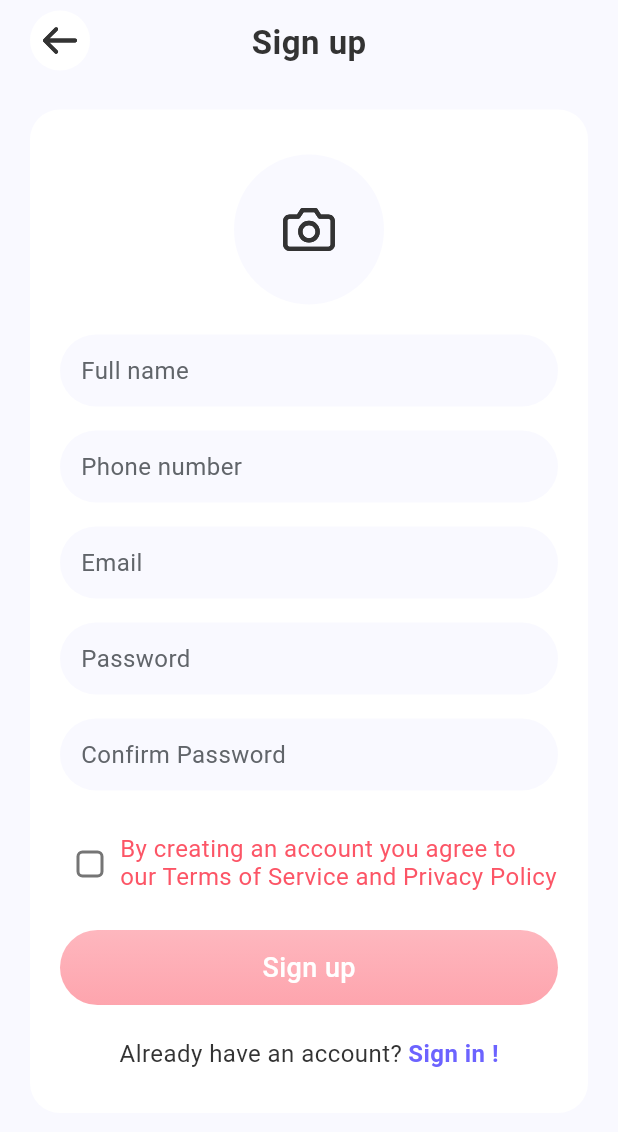
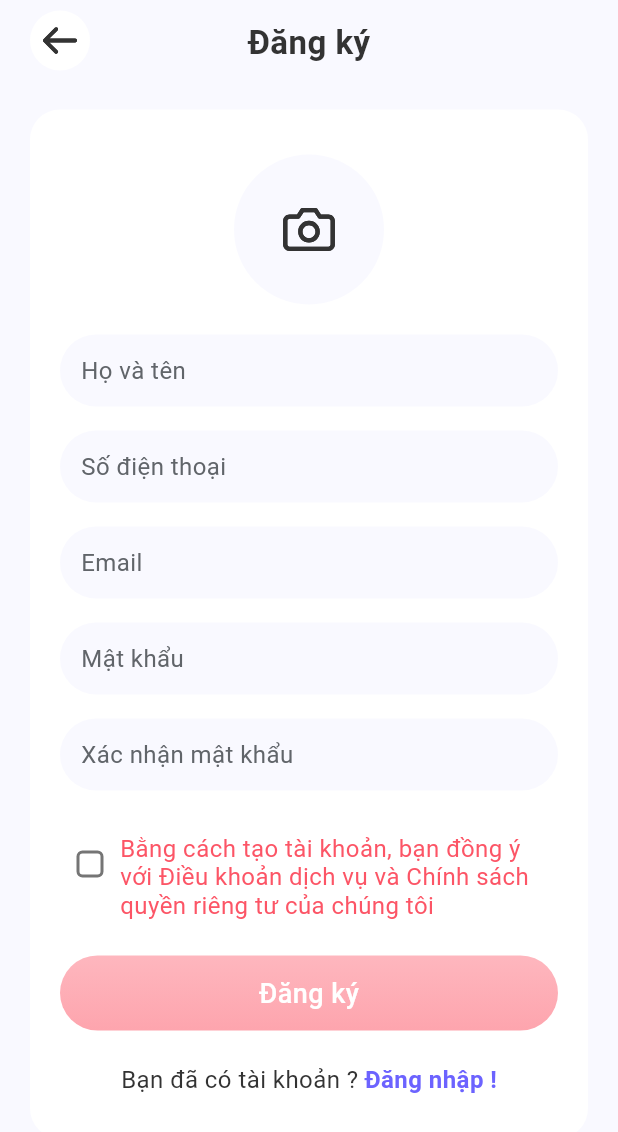
Before and after one commit to phiahihi/flutter_fafte, a Flutter app: the SignupScreen screen opened directly, on a phone screen of 412 x 824 dp. Shown: the top 1132 px of the screen. Run offline on Flutter 3.47's test engine with Material 2 defaults, Android fonts, the phone set to English and light mode, and no system bars; our stand-ins replace cached_network_image, cloud_firestore, dash_chat_2, device_info_plus, firebase_auth, firebase_core and 16 more; missing offline and left inert: flutter_device_type; accounts and stored records are empty.

Commit message:
convert vietnamese

```diff
--- a/lib/ui/authenticate/forget_password/forget_password.dart
+++ b/lib/ui/authenticate/forget_password/forget_password.dart
@@ -24,7 +24,7 @@ class _ForgetPasswordScreenState extends State<ForgetPasswordScreen> {
 
   String? validate(String? value, String error) {
     if (value == null || value.isEmpty) {
-      return 'Please enter $error';
+      return 'Vui lòng điền $error';
     }
     return null;
   }
@@ -37,7 +37,7 @@ class _ForgetPasswordScreenState extends State<ForgetPasswordScreen> {
           child: Stack(children: [
         Column(
           children: [
-            BuildAppBar(name: S.current.forgetPassword),
+            BuildAppBar(name: 'Quên mật khẩu'),
             Expanded(
               child: SingleChildScrollView(
                 child: Form(
@@ -62,15 +62,9 @@ class _ForgetPasswordScreenState extends State<ForgetPasswordScreen> {
                           child: Column(
                             children: [
                               Text(
-                                S.current.chooseASecurePasswordThatWillBe,
+                                'Chọn một mật khẩu an toàn\n mà bạn sẽ dễ nhớ.',
                                 style: pt16Regular(context),
-                              ),
-                              SpacingBox(
-                                h: 3,
-                              ),
-                              Text(
-                                S.current.easyForYouToRemember,
-                                style: pt16Regular(context),
+                                textAlign: TextAlign.center,
                               ),
                               SpacingBox(
                                 h: 29,
@@ -78,7 +72,7 @@ class _ForgetPasswordScreenState extends State<ForgetPasswordScreen> {
                               BuildTextField(
                                 validator: (value) {
                                   if (!StringValidator(value!).isValidEmail()) {
-                                    return 'Email invalid';
+                                    return 'Email không hợp lệ';
                                   }
                                   final error = validate(
                                       value, S.current.email.toLowerCase());
@@ -130,7 +124,7 @@ class _ForgetPasswordScreenState extends State<ForgetPasswordScreen> {
                             });
                           }
                         },
-                        text: S.current.sendPassword,
+                        text: 'Gửi mật khẩu mới',
                         style: pt16Regular(context).copyWith(
                           fontWeight: FontWeight.w500,
                           fontSize: Sizes.s18,
--- a/lib/ui/authenticate/signin/signin.dart
+++ b/lib/ui/authenticate/signin/signin.dart
@@ -21,7 +21,7 @@ class _SignInScreenState extends State<SignInScreen> {
       body: SafeArea(
           child: Column(
         children: [
-          BuildAppBar(name: S.current.signIn),
+          BuildAppBar(name: 'Đăng nhập'),
           Expanded(
             child: SingleChildScrollView(
               child: Column(
--- a/lib/ui/authenticate/signup/signup.dart
+++ b/lib/ui/authenticate/signup/signup.dart
@@ -39,7 +39,7 @@ class _SignupScreenState extends State<SignupScreen> {
 
   String? validate(String? value, String error) {
     if (value == null || value.isEmpty) {
-      return 'Please enter $error';
+      return 'Vui lòng điền $error';
     }
     return null;
   }
@@ -61,7 +61,7 @@ class _SignupScreenState extends State<SignupScreen> {
           child: Stack(children: [
         Column(
           children: [
-            BuildAppBar(name: S.current.signUp2),
+            BuildAppBar(name: 'Đăng ký'),
             Expanded(
               child: SingleChildScrollView(
                 child: Form(
@@ -122,25 +122,24 @@ class _SignupScreenState extends State<SignupScreen> {
                               BuildTextField(
                                   controller: _fullNameController,
                                   validator: (value) {
-                                    final error = validate(value,
-                                        S.current.fullName.toLowerCase());
+                                    final error = validate(value, 'họ và tên');
                                     if (error != null) {
                                       return error;
                                     } else {
                                       return null;
                                     }
                                   },
-                                  hintText: S.current.fullName,
+                                  hintText: 'Họ và tên',
                                   contentPadding: EdgeInsets.all(Sizes.s14)),
                               const SpacingBox(h: 16),
                               BuildTextField(
                                   validator: (value) {
                                     if (!StringValidator(value!)
                                         .isValidPhone()) {
-                                      return 'Phone number invalid';
+                                      return 'Số điện thoại không hợp lệ';
                                     }
-                                    final error = validate(value,
-                                        S.current.phoneNumber.toLowerCase());
+                                    final error =
+                                        validate(value, 'số điện thoại');
                                     if (error != null) {
                                       return error;
                                     } else {
@@ -148,7 +147,7 @@ class _SignupScreenState extends State<SignupScreen> {
                                     }
                                   },
                                   controller: _phoneNumberController,
-                                  hintText: S.current.phoneNumber,
+                                  hintText: 'Số điện thoại',
                                   contentPadding: EdgeInsets.all(Sizes.s14)),
                               const SpacingBox(
                                 h: 16,
@@ -157,10 +156,10 @@ class _SignupScreenState extends State<SignupScreen> {
                                   validator: (value) {
                                     if (!StringValidator(value!)
                                         .isValidEmail()) {
-                                      return 'Email invalid';
+                                      return 'Email không hợp lệ';
                                     }
-                                    final error = validate(
-                                        value, S.current.email.toLowerCase());
+                                    final error =
+                                        validate(value, 'email đăng nhập');
                                     if (error != null) {
                                       return error;
                                     } else {
@@ -176,10 +175,10 @@ class _SignupScreenState extends State<SignupScreen> {
                               BuildTextField(
                                   validator: (value) {
                                     if (!StringValidator(value!).isPassword()) {
-                                      return 'Password invalid';
+                                      return 'Mật khẩu phải có ít nhất 8 ký tự, 1 chữ hoa, 1 chữ thường và 1 số';
                                     }
-                                    final error = validate(value,
-                                        S.current.password.toLowerCase());
+                                    final error =
+                                        validate(value, 'mật khẩu đăng nhập');
                                     if (error != null) {
                                       return error;
                                     } else {
@@ -187,7 +186,7 @@ class _SignupScreenState extends State<SignupScreen> {
                                     }
                                   },
                                   controller: _passwordController,
-                                  hintText: S.current.password,
+                                  hintText: 'Mật khẩu',
                                   contentPadding: EdgeInsets.all(Sizes.s14)),
                               const SpacingBox(
                                 h: 16,
@@ -195,12 +194,10 @@ class _SignupScreenState extends State<SignupScreen> {
                               BuildTextField(
                                   validator: (value) {
                                     if (_passwordController.text != value) {
-                                      return 'Confirm password does not match';
+                                      return 'Mật khẩu không khớp';
                                     }
                                     final error = validate(
-                                        value,
-                                        S.current.confirmPassword
-                                            .toLowerCase());
+                                        value, 'xac nhận mật khẩu đăng nhập');
                                     if (error != null) {
                                       return error;
                                     } else {
@@ -208,7 +205,7 @@ class _SignupScreenState extends State<SignupScreen> {
                                     }
                                   },
                                   controller: _confirmPasswordController,
-                                  hintText: S.current.confirmPassword,
+                                  hintText: 'Xác nhận mật khẩu',
                                   contentPadding: EdgeInsets.all(Sizes.s14)),
                               const SpacingBox(
                                 h: 29,
@@ -238,17 +235,16 @@ class _SignupScreenState extends State<SignupScreen> {
                                           CrossAxisAlignment.start,
                                       children: [
                                         Text(
-                                          S.current
-                                              .byCreatingAnAccountYouAgreeTo,
+                                          'Bằng cách tạo tài khoản, bạn đồng ý với Điều khoản dịch vụ và Chính sách quyền riêng tư của chúng tôi',
                                           style: pt16Regular(context)
                                               .copyWith(color: splashColor),
                                         ),
-                                        Text(
-                                          S.current
-                                              .ourTermsOfServiceAndPrivacyPolicy,
-                                          style: pt16Regular(context)
-                                              .copyWith(color: splashColor),
-                                        ),
+                                        // Text(
+                                        //   S.current
+                                        //       .ourTermsOfServiceAndPrivacyPolicy,
+                                        //   style: pt16Regular(context)
+                                        //       .copyWith(color: splashColor),
+                                        // ),
                                       ],
                                     ),
                                   )
@@ -297,7 +293,7 @@ class _SignupScreenState extends State<SignupScreen> {
                                     }
                                   }
                                 },
-                                text: S.current.signUp2,
+                                text: 'Đăng ký',
                                 style: pt16Regular(context).copyWith(
                                   fontWeight: FontWeight.w500,
                                   fontSize: Sizes.s18,
@@ -320,7 +316,7 @@ class _SignupScreenState extends State<SignupScreen> {
                                   mainAxisSize: MainAxisSize.min,
                                   children: [
                                     Text(
-                                      S.current.alreadyHaveAnAccount,
+                                      'Bạn đã có tài khoản ?',
                                       style: pt16Regular(context),
                                     ),
                                     const SpacingBox(
@@ -335,7 +331,7 @@ class _SignupScreenState extends State<SignupScreen> {
                                         }
                                       },
                                       child: Text(
-                                        '${S.current.signIn} !',
+                                        'Đăng nhập !',
                                         style: pt16Bold(context)
                                             .copyWith(color: blueAccent),
                                       ),
--- a/lib/ui/authenticate/welcome_v2_login/welcome_v2_login.dart
+++ b/lib/ui/authenticate/welcome_v2_login/welcome_v2_login.dart
@@ -30,7 +30,7 @@ class _WelcomeV2LoginScreenState extends State<WelcomeV2LoginScreen> {
 
   String? validate(String? value, String error) {
     if (value == null || value.isEmpty) {
-      return 'Please enter $error';
+      return 'Vui lòng điền $error';
     }
     return null;
   }
@@ -43,7 +43,7 @@ class _WelcomeV2LoginScreenState extends State<WelcomeV2LoginScreen> {
         child: Stack(children: [
           Column(
             children: [
-              BuildAppBar(name: S.current.signIn),
+              BuildAppBar(name: 'Đăng nhập'),
               Expanded(
                 child: SingleChildScrollView(
                   child: Form(
@@ -72,7 +72,7 @@ class _WelcomeV2LoginScreenState extends State<WelcomeV2LoginScreen> {
                                   validator: (value) {
                                     if (!StringValidator(value!)
                                         .isValidEmail()) {
-                                      return 'Email invalid';
+                                      return 'Email không hợp lệ';
                                     }
                                     final error = validate(
                                         value, S.current.email.toLowerCase());
@@ -95,10 +95,9 @@ class _WelcomeV2LoginScreenState extends State<WelcomeV2LoginScreen> {
                                   controller: _passwordController,
                                   validator: (value) {
                                     if (!StringValidator(value!).isPassword()) {
-                                      return 'Password invalid';
+                                      return 'Mật khẩu phải có ít nhất 8 ký tự';
                                     }
-                                    final error = validate(value,
-                                        S.current.password.toLowerCase());
+                                    final error = validate(value, 'mật khẩu');
                                     if (error != null) {
                                       return error;
                                     } else {
@@ -109,7 +108,7 @@ class _WelcomeV2LoginScreenState extends State<WelcomeV2LoginScreen> {
                                     padding: EdgeInsets.all(Sizes.s12),
                                     child: SvgPicture.asset(Assets.lock),
                                   ),
-                                  hintText: S.current.password,
+                                  hintText: 'Mật khẩu',
                                 ),
                                 SpacingBox(h: 20),
                                 Row(
@@ -131,7 +130,7 @@ class _WelcomeV2LoginScreenState extends State<WelcomeV2LoginScreen> {
                                           onChanged: (value) {},
                                         ),
                                         Text(
-                                          S.current.rememberMe,
+                                          'Nhớ mật khẩu',
                                           style: pt16Regular(context),
                                         )
                                       ],
@@ -141,7 +140,7 @@ class _WelcomeV2LoginScreenState extends State<WelcomeV2LoginScreen> {
                                         navigateTo(ForgetPasswordScreen());
                                       },
                                       child: Text(
-                                        S.current.forgetPassword,
+                                        'Quên mật khẩu?',
                                         style: pt16Regular(context)
                                             .copyWith(color: blueAccent),
                                       ),
@@ -184,7 +183,7 @@ class _WelcomeV2LoginScreenState extends State<WelcomeV2LoginScreen> {
                                       });
                                     }
                                   },
-                                  text: S.current.signIn,
+                                  text: 'Đăng nhập',
                                   style: pt16Regular(context).copyWith(
                                     fontWeight: FontWeight.w500,
                                     fontSize: Sizes.s18,
@@ -226,7 +225,7 @@ class _WelcomeV2LoginScreenState extends State<WelcomeV2LoginScreen> {
                                           .showSnackBar(error);
                                     });
                                   },
-                                  text: S.current.signInWithGoogle,
+                                  text: 'Đăng nhập với Google',
                                   style: pt16Regular(context).copyWith(
                                     fontWeight: FontWeight.w500,
                                     fontSize: Sizes.s18,
@@ -242,7 +241,7 @@ class _WelcomeV2LoginScreenState extends State<WelcomeV2LoginScreen> {
                             mainAxisAlignment: MainAxisAlignment.center,
                             children: [
                               Text(
-                                S.current.alreadyHaveNotAnAccount,
+                                'Bạn chưa có tài khoản? ',
                                 style: pt16Regular(context).copyWith(
                                   fontWeight: FontWeight.w500,
                                 ),
@@ -259,7 +258,7 @@ class _WelcomeV2LoginScreenState extends State<WelcomeV2LoginScreen> {
                                   }
                                 },
                                 child: Text(
-                                  S.current.signUp,
+                                  'Đăng ký!',
                                   style: pt16Regular(context).copyWith(
                                       fontWeight: FontWeight.w500,
                                       color: blueAccent),
```
Also changed, not shown: lib/ui/authenticate/onboarding/onboarding.dart (+33 -28 lines).
